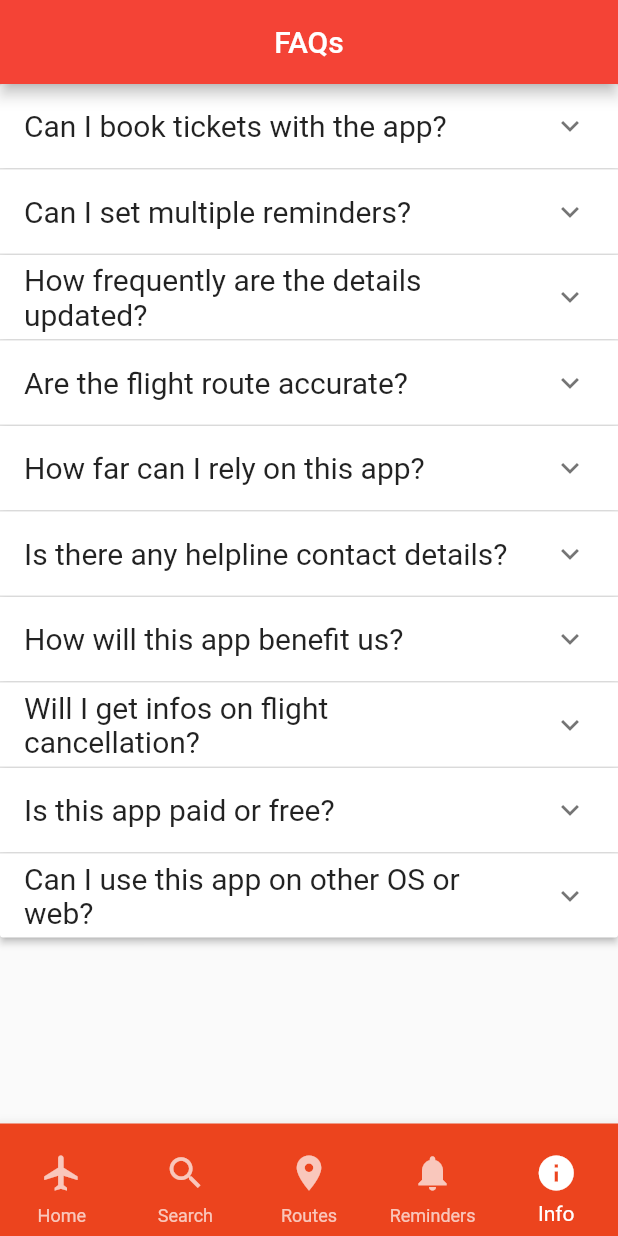
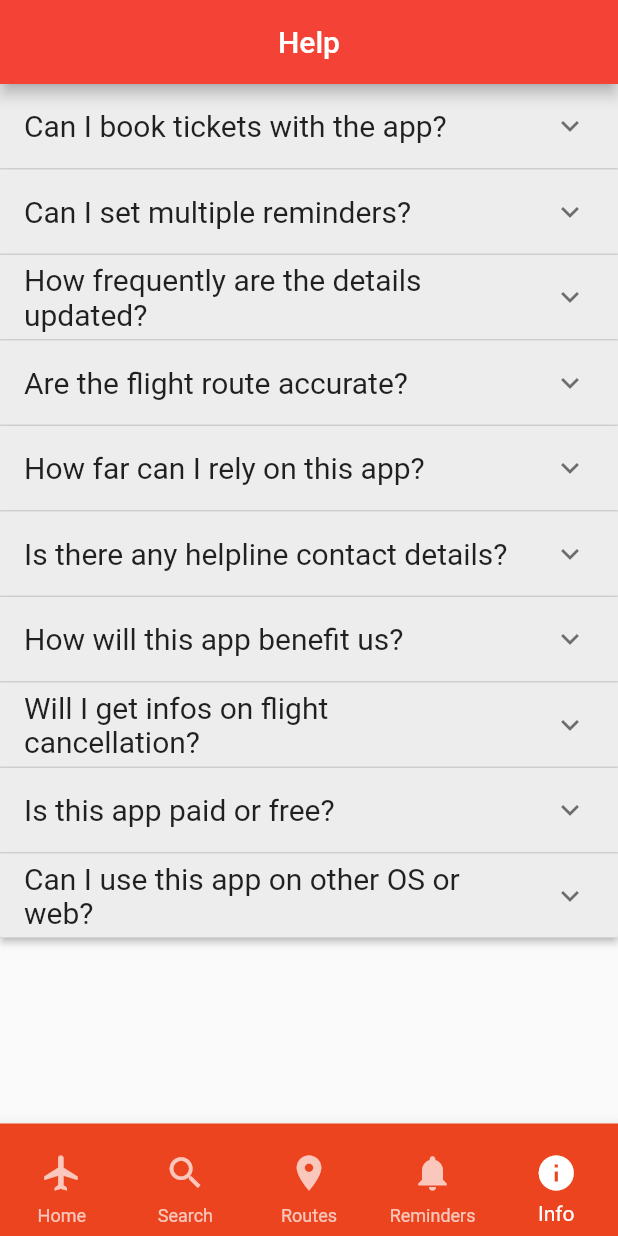
Before and after one commit to divyashC/fids_mobile_app, a Flutter app: the screen it shows after launch, item 5 of the bottom bar chosen, on a phone screen of 412 x 824 dp. Run offline on Flutter 3.47's test engine with Material 2 defaults, Android fonts, the phone set to English and light mode, and no system bars; network calls fail; Roboto replaces fonts that are missing (Arial).

```diff
--- a/lib/info_page.dart
+++ b/lib/info_page.dart
@@ -26,27 +26,36 @@ class _InfoPageState extends State<InfoPage> {
   @override
   Widget build(BuildContext context) => Scaffold(
         appBar: AppBar(
-          title: const Text('FAQs'),
+          title: const Text('Help'),
           centerTitle: true,
           backgroundColor: Colors.red,
         ),
         body: SingleChildScrollView(
           child: ExpansionPanelList.radio(
+            animationDuration: const Duration(milliseconds: 300),
+            initialOpenPanelValue: 26,
             children: items
                 .map(
                   (item) => ExpansionPanelRadio(
                     canTapOnHeader: true,
+                    backgroundColor: Color.fromARGB(255, 238, 237, 237),
                     value: item.header,
                     headerBuilder: (context, isExpanded) => ListTitle(
                       title: Text(
                         item.header,
-                        style: const TextStyle(fontSize: 20),
+                        style: const TextStyle(
+                          fontSize: 20,
+                          fontFamily: 'Arial',
+                        ),
                       ),
                     ),
                     body: ListTitle(
                       title: Text(
                         item.body,
-                        style: const TextStyle(fontSize: 18),
+                        style: const TextStyle(
+                          fontSize: 18,
+                        ),
+                        overflow: TextOverflow.clip,
                       ),
                     ),
                   ),
--- a/pubspec.yaml
+++ b/pubspec.yaml
@@ -34,6 +34,7 @@ dependencies:
   http:
   flutter:
     sdk: flutter
+    awesome_package:<latest_version>
 
   # The following adds the Cupertino Icons font to your application.
   # Use with the CupertinoIcons class for iOS style icons.
```
